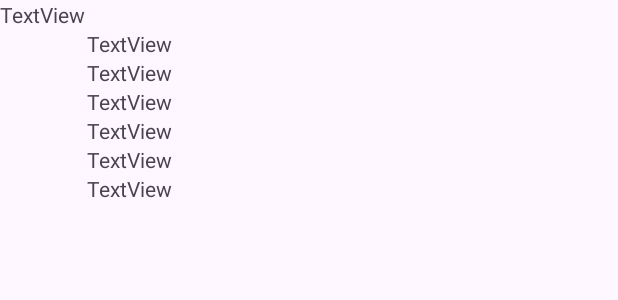
After one commit to vasiletarcuta/DAM_2024, an Android app: the layout view_analize.xml on its own in the app's theme, with its tools: preview values and no code run, on a phone screen of 412 x 824 dp. The commit adds this screen. Shown: the top 300 px of the screen. Run offline under Robolectric (Android 15) with nearby library versions, the phone set to English and light mode, and no system bars.

Commit message:
Seminar 5

```diff
--- a/app/src/main/java/com/example/carddesanatate/AdaugProgramareActivity.java
+++ b/app/src/main/java/com/example/carddesanatate/AdaugProgramareActivity.java
@@ -40,7 +40,7 @@ public class AdaugProgramareActivity extends AppCompatActivity {
 
         bttnAdaugareProgramare.setOnClickListener(view -> {
             String cnpPacient = etCNPPacient.getText().toString();
-            String dataStr = etDataProgramarii.getText().toString();
+            String data = etDataProgramarii.getText().toString();
             String oraProgramarii = etOraProgramarii.getText().toString();
             String denumireSpital = etDenumireSpital.getText().toString();
             String numeMedic = etNumeMedic.getText().toString();
@@ -48,7 +48,7 @@ public class AdaugProgramareActivity extends AppCompatActivity {
             SimpleDateFormat sdf = new SimpleDateFormat("dd/MM/yyyy");
             Date dataProgramarii = null;
             try {
-                dataProgramarii = sdf.parse(dataStr);
+                dataProgramarii = sdf.parse(data);
             } catch (ParseException e) {
                 Toast.makeText(this, "Data introdusă nu este validă", Toast.LENGTH_SHORT).show();
                 return;
--- a/app/src/main/java/com/example/carddesanatate/IstoricAnalizeActivity.java
+++ b/app/src/main/java/com/example/carddesanatate/IstoricAnalizeActivity.java
@@ -45,7 +45,8 @@ public class IstoricAnalizeActivity extends AppCompatActivity {
                     Analize newAnaliza = (Analize) intent.getSerializableExtra("analizeFromIntent");
                     if (newAnaliza != null) {
                         analizeList.add(newAnaliza);
-                        ArrayAdapter<Analize> adapter = new ArrayAdapter<>(this, android.R.layout.simple_list_item_1, analizeList);
+                        //ArrayAdapter<Analize> adapter = new ArrayAdapter<>(this, android.R.layout.simple_list_item_1, analizeList);
+                        AnalizeAdapter adapter = new AnalizeAdapter(getApplicationContext(), R.layout.view_analize, analizeList, getLayoutInflater());
                         lsvAnalize.setAdapter(adapter);
                     }
                 }
--- a/app/src/main/java/com/example/carddesanatate/Programari_Activity.java
+++ b/app/src/main/java/com/example/carddesanatate/Programari_Activity.java
@@ -47,7 +47,8 @@ public class Programari_Activity extends AppCompatActivity {
                 if (programare != null) {
                     programari.add(programare);
                 }
-                ArrayAdapter<Programare> adapter = new ArrayAdapter<>(getApplicationContext(), android.R.layout.simple_list_item_1, programari);
+                //ArrayAdapter<Programare> adapter = new ArrayAdapter<>(getApplicationContext(), android.R.layout.simple_list_item_1, programari);
+                ProgramareAdapter adapter = new ProgramareAdapter(getApplicationContext(), R.layout.view_programare, programari, getLayoutInflater());
                 lvProgramari.setAdapter(adapter);
             }
         });
--- /dev/null
+++ b/app/src/main/res/layout/view_analize.xml
@@ -0,0 +1,54 @@
+<?xml version="1.0" encoding="utf-8"?>
+<LinearLayout xmlns:android="http://schemas.android.com/apk/res/android"
+             android:orientation="vertical"
+             android:layout_width="match_parent"
+             android:layout_height="match_parent">
+
+    <TextView
+        android:id="@+id/tvNumeAnalize"
+        android:layout_width="match_parent"
+        android:layout_height="wrap_content"
+        android:text="TextView" />
+
+    <TextView
+        android:id="@+id/tvSpital"
+        android:layout_width="354dp"
+        android:layout_height="wrap_content"
+        android:layout_gravity="end"
+        android:text="TextView" />
+
+    <TextView
+        android:id="@+id/tvNumePacient"
+        android:layout_width="354dp"
+        android:layout_height="wrap_content"
+        android:layout_gravity="end"
+        android:text="TextView" />
+
+    <TextView
+        android:id="@+id/tvPrenumePacient"
+        android:layout_width="354dp"
+        android:layout_height="wrap_content"
+        android:layout_gravity="end"
+        android:text="TextView" />
+
+    <TextView
+        android:id="@+id/tvCNP"
+        android:layout_width="354dp"
+        android:layout_height="wrap_content"
+        android:layout_gravity="end"
+        android:text="TextView" />
+
+    <TextView
+        android:id="@+id/tvMedic"
+        android:layout_width="354dp"
+        android:layout_height="wrap_content"
+        android:layout_gravity="end"
+        android:text="TextView" />
+
+    <TextView
+        android:id="@+id/tvSectie"
+        android:layout_width="354dp"
+        android:layout_height="wrap_content"
+        android:layout_gravity="end"
+        android:text="TextView" />
+</LinearLayout>
```
Also changed, not shown: app/src/main/java/com/example/carddesanatate/AnalizeAdapter.java (added, +64 -0 lines), app/src/main/java/com/example/carddesanatate/ProgramareAdapter.java (added, +68 -0 lines), app/src/main/res/layout/activity_adaug_programare.xml (+5 -5 lines), app/src/main/res/layout/activity_adauga_medic.xml (+15 -12 lines), app/src/main/res/layout/view_programare.xml (added, +42 -0 lines).
